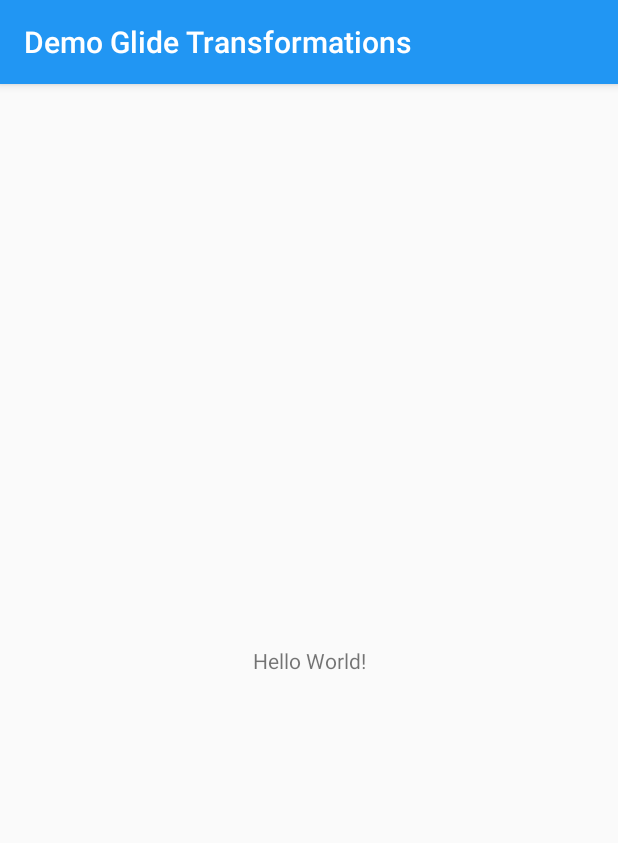
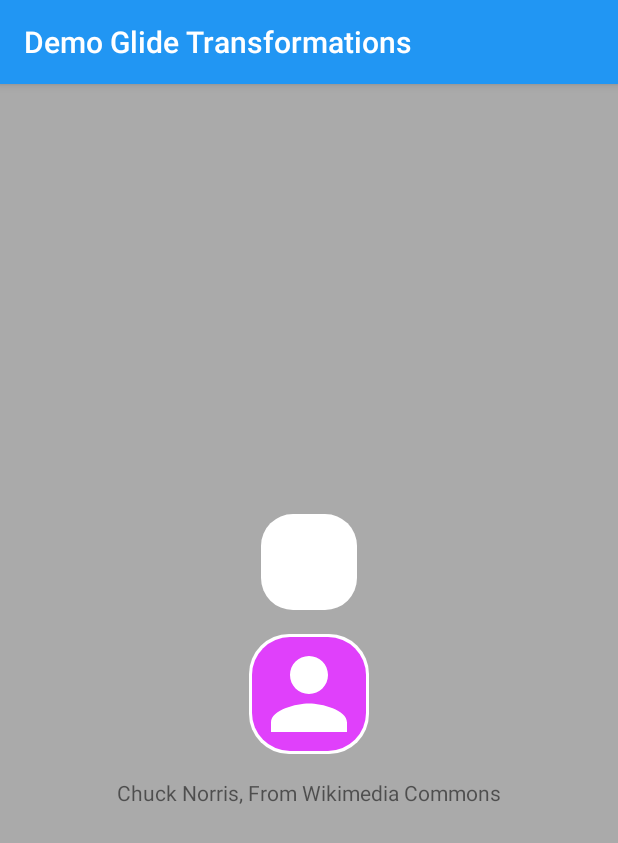
Before and after one commit to friederikewild/demoGlideTransformations, an Android app: the screen it shows after launch (MainActivity), on a phone screen of 412 x 824 dp. Shown: the top 843 px of the screen. Run offline under Robolectric (Android 15) with nearby library versions, the phone set to English and light mode, and no system bars; pictures from the network do not load.

Commit message:
* Add glide loading with rounded corners to a simple layout

```diff
--- a/app/src/main/AndroidManifest.xml
+++ b/app/src/main/AndroidManifest.xml
@@ -1,6 +1,8 @@
 <?xml version="1.0" encoding="utf-8"?>
 <manifest package="me.friederikewild.demo.glide"
           xmlns:android="http://schemas.android.com/apk/res/android">
+
+    <uses-permission android:name="android.permission.INTERNET" />
 
     <application
         android:allowBackup="true"
--- a/app/src/main/java/me/friederikewild/demo/glide/MainActivity.kt
+++ b/app/src/main/java/me/friederikewild/demo/glide/MainActivity.kt
@@ -1,12 +1,28 @@
 package me.friederikewild.demo.glide
 
+import android.os.Bundle
 import android.support.v7.app.AppCompatActivity
-import android.os.Bundle
+import com.bumptech.glide.load.resource.bitmap.RoundedCorners
+import com.bumptech.glide.load.resource.drawable.DrawableTransitionOptions
+import kotlinx.android.synthetic.main.activity_main.*
+import me.friederikewild.demo.glide.util.GlideApp
 
 class MainActivity : AppCompatActivity() {
 
     override fun onCreate(savedInstanceState: Bundle?) {
         super.onCreate(savedInstanceState)
         setContentView(R.layout.activity_main)
+
+        // For testing: Url to test profile picture
+        val pictureUrl = "https://upload.wikimedia.org/wikipedia/commons/d/dd/Chuck_Norris_Small.JPG"
+        val radius = resources.getDimensionPixelSize(R.dimen.profile_corner_radius)
+
+        GlideApp.with(this)
+                .load(pictureUrl)
+                .transform(RoundedCorners(radius))
+// .transforms(CenterCrop(), RoundedCorners(radius))
+                .placeholder(R.drawable.placeholder_thumbnail_square_primary)
+                .error(R.drawable.placeholder_thumbnail_square_primary)
+                .transition(DrawableTransitionOptions.withCrossFade()).into(detailProfilePicture)
     }
 }
--- a/app/src/main/res/layout/activity_main.xml
+++ b/app/src/main/res/layout/activity_main.xml
@@ -5,15 +5,68 @@
     xmlns:tools="http://schemas.android.com/tools"
     android:layout_width="match_parent"
     android:layout_height="match_parent"
+    android:background="@color/colorBackground"
     tools:context=".MainActivity">
 
+    <ImageView
+        android:id="@+id/previewProfilePictureBackground"
+        android:layout_width="@dimen/dot_oct"
+        android:layout_height="@dimen/dot_oct"
+        android:scaleType="fitCenter"
+        app:layout_constraintStart_toStartOf="@+id/previewProfilePicture"
+        app:layout_constraintEnd_toEndOf="@+id/previewProfilePicture"
+        app:layout_constraintTop_toTopOf="@+id/previewProfilePicture"
+        app:layout_constraintBottom_toBottomOf="@+id/previewProfilePicture"
+        app:layout_constraintVertical_chainStyle="packed"
+        android:src="@drawable/bg_square_rounded_white" />
+
+    <ImageView
+        android:id="@+id/previewProfilePicture"
+        android:layout_width="@dimen/dot_oct"
+        android:layout_height="@dimen/dot_oct"
+        android:layout_marginBottom="@dimen/dot_double"
+        android:scaleType="fitCenter"
+        android:padding="@dimen/dot_quarter"
+        app:layout_constraintStart_toStartOf="parent"
+        app:layout_constraintEnd_toEndOf="parent"
+        app:layout_constraintTop_toTopOf="parent"
+        app:layout_constraintBottom_toTopOf="@+id/detailProfilePicture"
+        app:layout_constraintVertical_chainStyle="packed"
+        tools:src="@drawable/placeholder_thumbnail_square_primary" />
+
+    <ImageView
+        android:id="@+id/detailProfilePictureBackground"
+        android:layout_width="@dimen/dot_dec"
+        android:layout_height="@dimen/dot_dec"
+        android:scaleType="fitCenter"
+        app:layout_constraintStart_toStartOf="@+id/detailProfilePicture"
+        app:layout_constraintEnd_toEndOf="@+id/detailProfilePicture"
+        app:layout_constraintTop_toTopOf="@+id/detailProfilePicture"
+        app:layout_constraintBottom_toBottomOf="@+id/detailProfilePicture"
+        android:src="@drawable/bg_square_rounded_white" />
+
+    <ImageView
+        android:id="@+id/detailProfilePicture"
+        android:layout_width="@dimen/dot_dec"
+        android:layout_height="@dimen/dot_dec"
+        android:layout_marginBottom="@dimen/dot_double"
+        android:scaleType="fitCenter"
+        android:padding="@dimen/dot_quarter"
+        app:layout_constraintStart_toStartOf="parent"
+        app:layout_constraintEnd_toEndOf="parent"
+        app:layout_constraintTop_toBottomOf="@+id/previewProfilePicture"
+        app:layout_constraintBottom_toTopOf="@+id/detailProfileName"
+        app:layout_constraintVertical_chainStyle="packed"
+        tools:src="@drawable/placeholder_thumbnail_square_primary" />
+
     <TextView
+        android:id="@+id/detailProfileName"
         android:layout_width="wrap_content"
         android:layout_height="wrap_content"
-        android:text="Hello World!"
+        android:text="@string/image_source"
         app:layout_constraintBottom_toBottomOf="parent"
         app:layout_constraintLeft_toLeftOf="parent"
         app:layout_constraintRight_toRightOf="parent"
-        app:layout_constraintTop_toTopOf="parent"/>
+        app:layout_constraintTop_toBottomOf="@+id/detailProfilePicture" />
 
 </android.support.constraint.ConstraintLayout>
--- a/app/src/main/res/values/colors.xml
+++ b/app/src/main/res/values/colors.xml
@@ -5,6 +5,8 @@
     <color name="colorPrimaryLight">#BBDEFB</color>
     <color name="colorAccent">#E040FB</color>
 
+    <color name="colorBackground">#aaaaaa</color>
+
     <color name="primary_text">#212121</color>
     <color name="secondary_text">#757575</color>
     <color name="icons">#FFFFFF</color>
--- a/app/src/main/res/values/strings.xml
+++ b/app/src/main/res/values/strings.xml
@@ -1,3 +1,4 @@
 <resources>
     <string name="app_name">Demo Glide Transformations</string>
+    <string name="image_source">Chuck Norris, From Wikimedia Commons</string>
 </resources>
```
